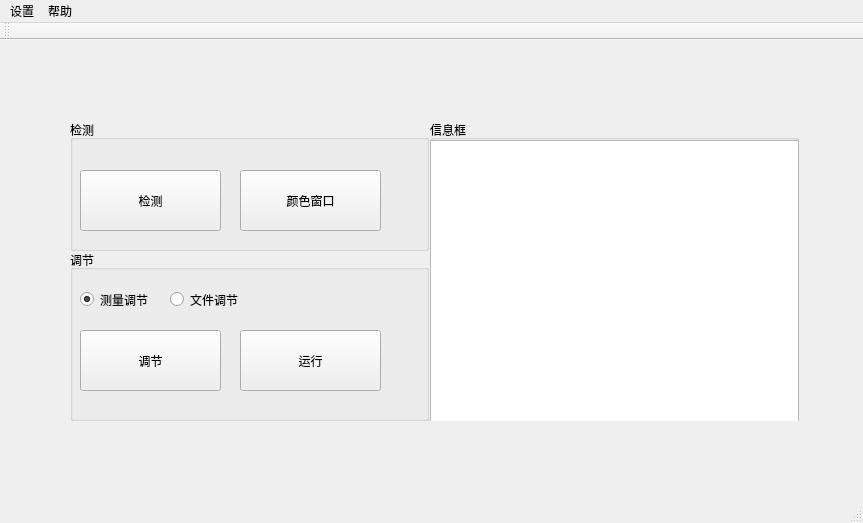
wuyubo/DeltaE-Tool, file DeltaEMainwindow.ui: the form before one commit.
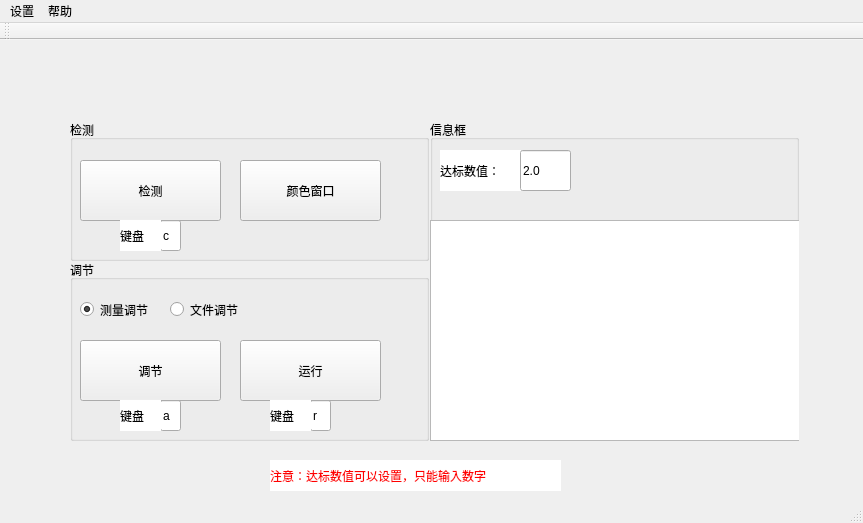
The form after the commit. Icons and pictures are not drawn.

Commit message:
[feature][DeltaE][key] set keypad
[what] 设置键盘响应动作
[why]  as customer
[how]  as what

```diff
--- a/DeltaEMainwindow.ui
+++ b/DeltaEMainwindow.ui
@@ -23,7 +23,7 @@
       <x>70</x>
       <y>80</y>
       <width>359</width>
-      <height>131</height>
+      <height>141</height>
      </rect>
     </property>
     <property name="styleSheet">
@@ -36,7 +36,7 @@
      <property name="geometry">
       <rect>
        <x>170</x>
-       <y>50</y>
+       <y>40</y>
        <width>141</width>
        <height>61</height>
       </rect>
@@ -49,7 +49,7 @@
      <property name="geometry">
       <rect>
        <x>10</x>
-       <y>50</y>
+       <y>40</y>
        <width>141</width>
        <height>61</height>
       </rect>
@@ -58,14 +58,46 @@
       <string>检测</string>
      </property>
     </widget>
+    <widget class="QLineEdit" name="ld_check_key">
+     <property name="geometry">
+      <rect>
+       <x>90</x>
+       <y>100</y>
+       <width>21</width>
+       <height>31</height>
+      </rect>
+     </property>
+     <property name="styleSheet">
+      <string notr="true">font: 75 16pt &quot;黑体&quot;;</string>
+     </property>
+     <property name="text">
+      <string>c</string>
+     </property>
+    </widget>
+    <widget class="QLabel" name="label_3">
+     <property name="geometry">
+      <rect>
+       <x>50</x>
+       <y>100</y>
+       <width>41</width>
+       <height>31</height>
+      </rect>
+     </property>
+     <property name="styleSheet">
+      <string notr="true">background-color: rgb(255, 255, 255);</string>
+     </property>
+     <property name="text">
+      <string>键盘</string>
+     </property>
+    </widget>
    </widget>
    <widget class="QGroupBox" name="groupBox_2">
     <property name="geometry">
      <rect>
       <x>70</x>
-      <y>210</y>
+      <y>220</y>
       <width>359</width>
-      <height>171</height>
+      <height>181</height>
      </rect>
     </property>
     <property name="styleSheet">
@@ -135,11 +167,70 @@
       <string>运行</string>
      </property>
     </widget>
-    <zorder>rBtn_file</zorder>
-    <zorder>rBtn_measure</zorder>
-    <zorder>pBtn_Adjust</zorder>
-    <zorder>pBtn_Run</zorder>
-    <zorder>groupBox</zorder>
+    <widget class="QLineEdit" name="ld_adjust_key">
+     <property name="geometry">
+      <rect>
+       <x>90</x>
+       <y>140</y>
+       <width>21</width>
+       <height>31</height>
+      </rect>
+     </property>
+     <property name="styleSheet">
+      <string notr="true">font: 75 12pt &quot;黑体&quot;;</string>
+     </property>
+     <property name="text">
+      <string>a</string>
+     </property>
+    </widget>
+    <widget class="QLineEdit" name="ld_run_key">
+     <property name="geometry">
+      <rect>
+       <x>240</x>
+       <y>140</y>
+       <width>21</width>
+       <height>31</height>
+      </rect>
+     </property>
+     <property name="styleSheet">
+      <string notr="true">font: 75 12pt &quot;黑体&quot;;</string>
+     </property>
+     <property name="text">
+      <string>r</string>
+     </property>
+    </widget>
+    <widget class="QLabel" name="label_4">
+     <property name="geometry">
+      <rect>
+       <x>50</x>
+       <y>140</y>
+       <width>41</width>
+       <height>31</height>
+      </rect>
+     </property>
+     <property name="styleSheet">
+      <string notr="true">background-color: rgb(255, 255, 255);</string>
+     </property>
+     <property name="text">
+      <string>键盘</string>
+     </property>
+    </widget>
+    <widget class="QLabel" name="label_5">
+     <property name="geometry">
+      <rect>
+       <x>200</x>
+       <y>140</y>
+       <width>41</width>
+       <height>31</height>
+      </rect>
+     </property>
+     <property name="styleSheet">
+      <string notr="true">background-color: rgb(255, 255, 255);</string>
+     </property>
+     <property name="text">
+      <string>键盘</string>
+     </property>
+    </widget>
    </widget>
    <widget class="QGroupBox" name="groupBox_3">
     <property name="geometry">
@@ -147,7 +238,7 @@
       <x>430</x>
       <y>80</y>
       <width>369</width>
-      <height>301</height>
+      <height>321</height>
      </rect>
     </property>
     <property name="styleSheet">
@@ -160,14 +251,49 @@
      <property name="geometry">
       <rect>
        <x>0</x>
-       <y>20</y>
-       <width>369</width>
-       <height>287</height>
+       <y>100</y>
+       <width>371</width>
+       <height>221</height>
       </rect>
      </property>
+     <property name="styleSheet">
+      <string notr="true">font: 75 22pt &quot;ADMUI3Lg&quot;;</string>
+     </property>
     </widget>
-    <zorder>logtextBrowser</zorder>
-    <zorder>label</zorder>
+    <widget class="QLabel" name="label_2">
+     <property name="geometry">
+      <rect>
+       <x>10</x>
+       <y>30</y>
+       <width>81</width>
+       <height>41</height>
+      </rect>
+     </property>
+     <property name="styleSheet">
+      <string notr="true">font: 75 10pt &quot;黑体&quot;;
+background-color: rgb(255, 255, 255);</string>
+     </property>
+     <property name="text">
+      <string>达标数值：</string>
+     </property>
+    </widget>
+    <widget class="QLineEdit" name="lb_result_value">
+     <property name="geometry">
+      <rect>
+       <x>90</x>
+       <y>30</y>
+       <width>51</width>
+       <height>41</height>
+      </rect>
+     </property>
+     <property name="styleSheet">
+      <string notr="true">
+font: 75 10pt &quot;黑体&quot;;</string>
+     </property>
+     <property name="text">
+      <string>2.0</string>
+     </property>
+    </widget>
    </widget>
    <widget class="QLabel" name="label">
     <property name="geometry">
@@ -185,6 +311,23 @@
      <string/>
     </property>
    </widget>
+   <widget class="QLabel" name="label_6">
+    <property name="geometry">
+     <rect>
+      <x>270</x>
+      <y>420</y>
+      <width>291</width>
+      <height>31</height>
+     </rect>
+    </property>
+    <property name="styleSheet">
+     <string notr="true">color: rgb(255, 0, 0);
+background-color: rgb(255, 255, 255);</string>
+    </property>
+    <property name="text">
+     <string>注意：达标数值可以设置，只能输入数字</string>
+    </property>
+   </widget>
    <zorder>label</zorder>
    <zorder>groupBox</zorder>
    <zorder>groupBox_2</zorder>
```
Left out of the diff: 6 changed lines with no effect on the pictures. The commit also changes 5 other files.
